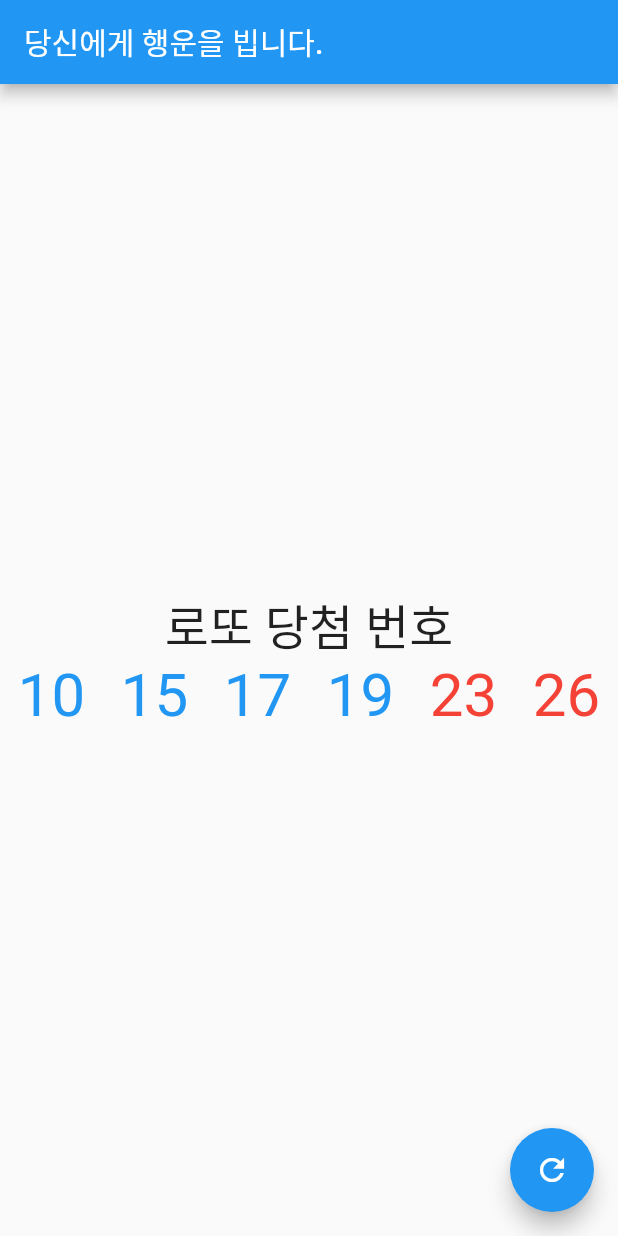
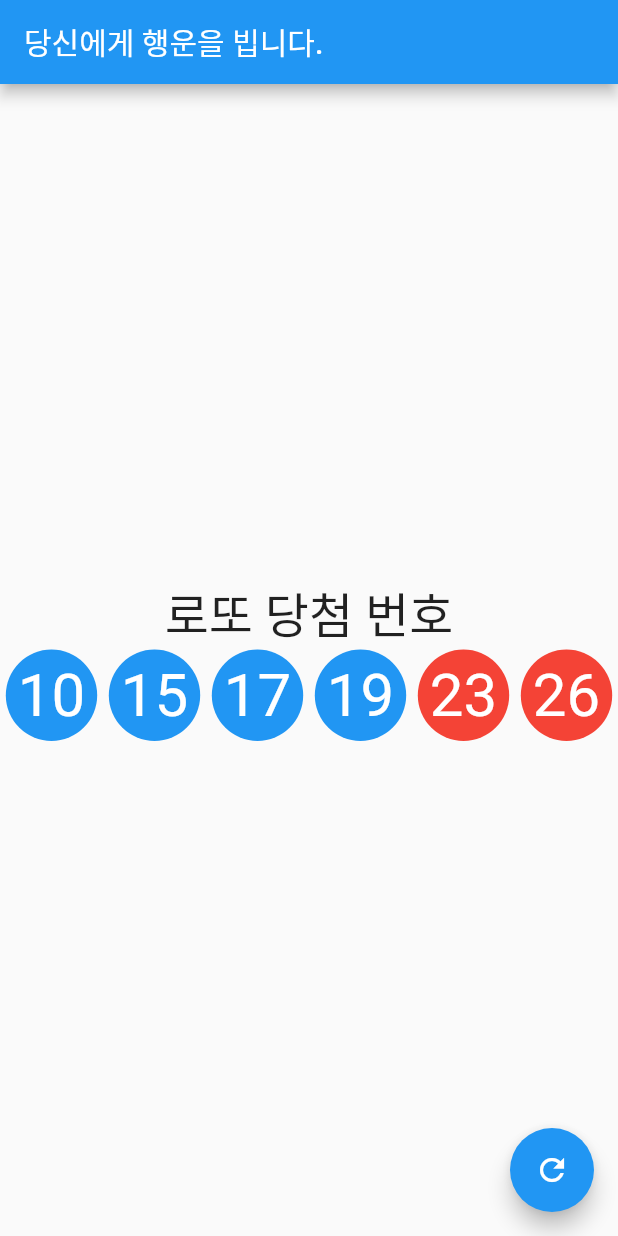
Before and after one commit to leenow-project/lotto, a Flutter app: the screen it shows after launch, on a phone screen of 412 x 824 dp. Run offline on Flutter 3.47's test engine with Material 2 defaults, Android fonts, the phone set to English and light mode, and no system bars.

Commit message:
디자인 변경중

```diff
--- a/lib/main.dart
+++ b/lib/main.dart
@@ -95,17 +95,26 @@ class _MyHomePageState extends State<MyHomePage> {
   Widget _pickNumberWidget(int number) {
     return Expanded(
       child: Center(
-        child: Text(
-          '$number',
-          style: TextStyle(
+        child: Container(
+          decoration: BoxDecoration(
             color: number >= 40
                 ? Colors.green
                 : number >= 30
-                    ? Colors.grey
-                    : number >= 20
-                        ? Colors.red
-                        : number >= 10 ? Colors.blue : Colors.orange,
-            fontSize: 40.0,
+                ? Colors.grey
+                : number >= 20
+                ? Colors.red
+                : number >= 10 ? Colors.blue : Colors.orange,
+            shape: BoxShape.circle,
+          ),
+          child: Padding(
+            padding: const EdgeInsets.all(8.0),
+            child: Text(
+              '$number',
+              style: TextStyle(
+                color: Colors.white,
+                fontSize: 40.0,
+              ),
+            ),
           ),
         ),
       ),
```
